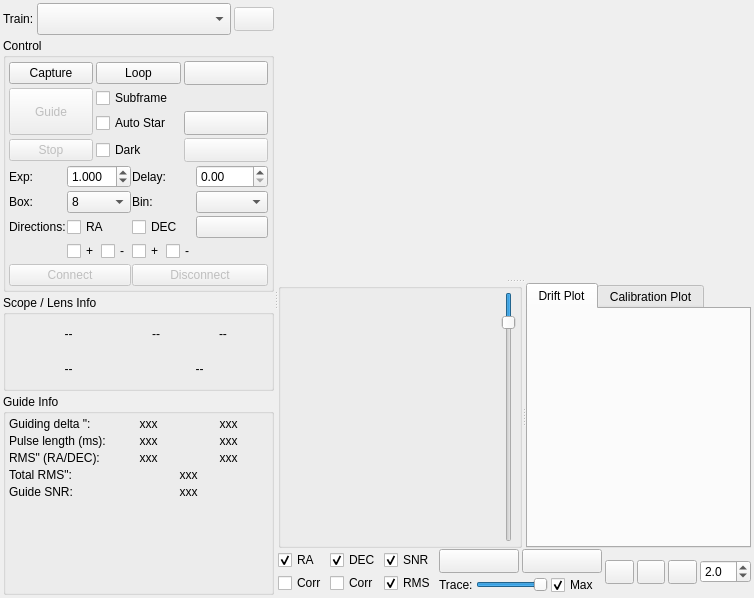
This is kstars/ekos/guide/guide.ui in KDE/kstars as Qt 5 draws it before an edit. The edited form follows.
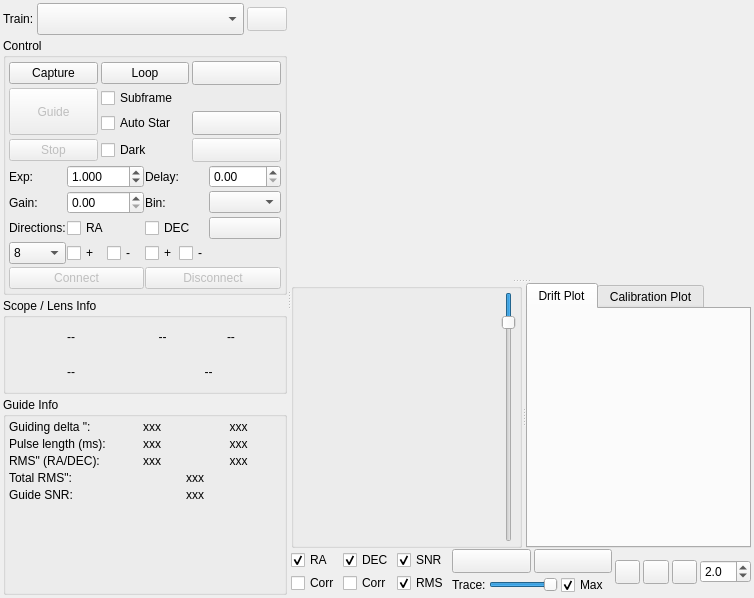
This is the edited form. Icons and pictures are not drawn. Custom widgets are drawn as their Qt base class.

Commit message: Add guide gain

```diff
--- a/kstars/ekos/guide/guide.ui
+++ b/kstars/ekos/guide/guide.ui
@@ -359,7 +359,7 @@
                <string>Guide star tracking box size. Box size must be set in accordance to the selected star size.</string>
               </property>
               <property name="text">
-               <string>Box:</string>
+               <string>Gain:</string>
               </property>
              </widget>
             </item>
@@ -467,6 +467,19 @@
              </layout>
             </item>
             <item row="2" column="1">
+             <widget class="QDoubleSpinBox" name="guideGain">
+              <property name="decimals">
+               <number>2</number>
+              </property>
+              <property name="maximum">
+               <double>10000.000000000000000</double>
+              </property>
+              <property name="singleStep">
+               <double>10.000000000000000</double>
+              </property>
+             </widget>
+            </item>
+            <item row="5" column="0">
              <widget class="QComboBox" name="guideSquareSize">
               <item>
                <property name="text">
```
Left out of the diff: 63 changed lines with no effect on the pictures. The commit also changes 2 other files.
